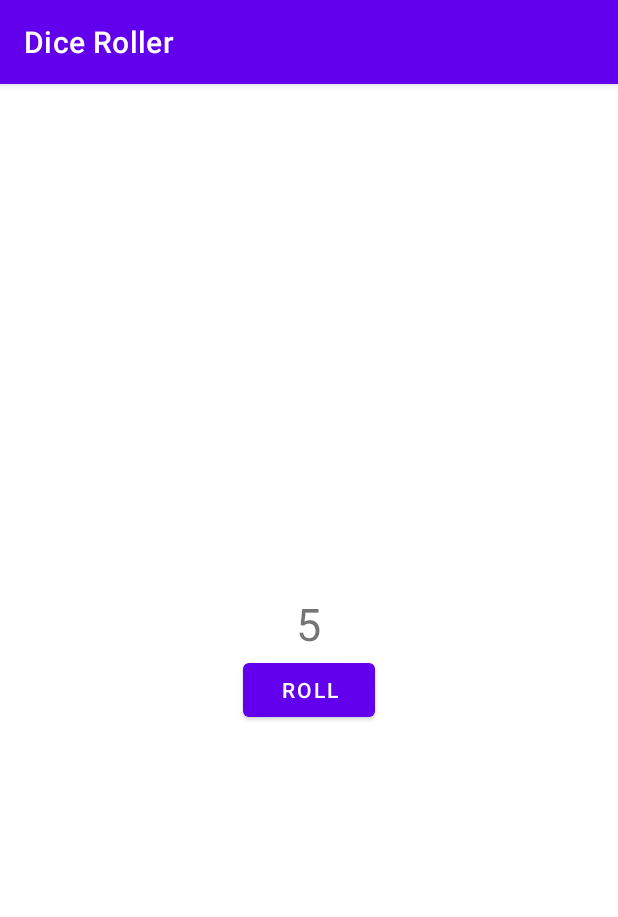
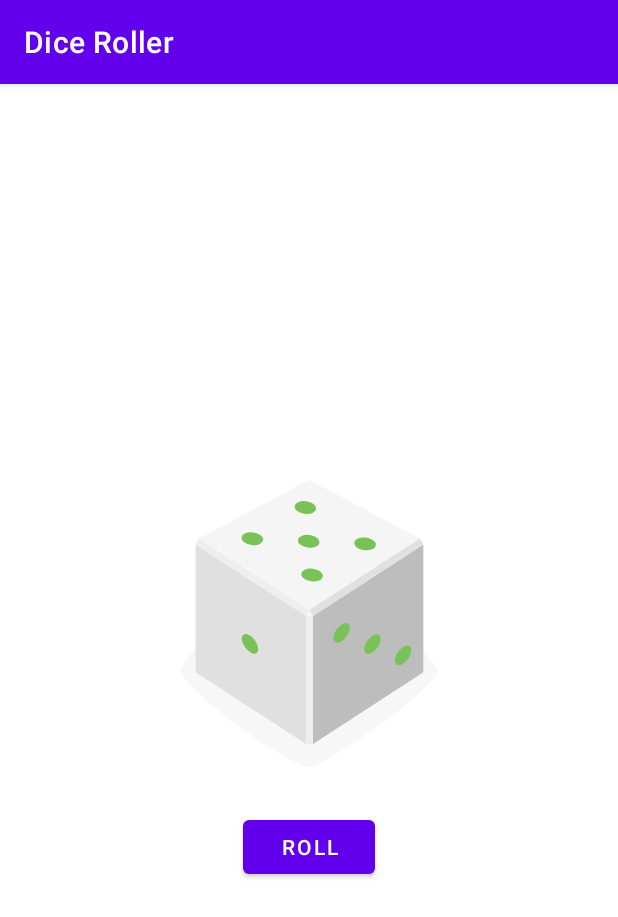
Before and after one commit to writingdeveloper/Udacity-Project-Dice-Roller, an Android app: the screen it shows after launch (MainActivity), after a tap on "ROLL", on a phone screen of 412 x 824 dp. Shown: the top 917 px of the screen. Run offline under Robolectric (Android 15) with nearby library versions, the phone set to English and light mode, and no system bars; 1 statement that could not run was skipped.

Commit message:
Change Dice text to Image
- Change Dice text to Image

```diff
--- a/app/src/main/java/com/example/android/diceroller/MainActivity.kt
+++ b/app/src/main/java/com/example/android/diceroller/MainActivity.kt
@@ -3,11 +3,15 @@ package com.example.android.diceroller
 import androidx.appcompat.app.AppCompatActivity
 import android.os.Bundle
 import android.widget.Button
-import android.widget.TextView
+import android.widget.ImageView
+//import android.widget.TextView
 import android.widget.Toast
 import java.util.*
 
 class MainActivity : AppCompatActivity() {
+
+    lateinit var diceImage: ImageView?
+
     override fun onCreate(savedInstanceState: Bundle?) {
         super.onCreate(savedInstanceState)
         setContentView(R.layout.activity_main)
@@ -16,13 +20,24 @@ class MainActivity : AppCompatActivity() {
             Toast.makeText(this, "주사위가 굴려졌습니다", Toast.LENGTH_SHORT).show()
             rollDice()
         }
+
+        diceImage= findViewById((R>.id))
     }
 
     private fun rollDice() {
-        val resultText: TextView = findViewById(R.id.result_text)
 
         val randomInt = Random().nextInt(6) + 1
+        val drawableResource = when (randomInt) {
+            1 -> R.drawable.dice_1
+            2 -> R.drawable.dice_2
+            3 -> R.drawable.dice_3
+            4 -> R.drawable.dice_4
+            5 -> R.drawable.dice_5
+            else -> R.drawable.dice_6
+        }
 
-        resultText.text = randomInt.toString()
+        val diceImage: ImageView = findViewById(R.id.dice_image)
+        diceImage.setImageResource(drawableResource)
+
     }
 }
--- a/app/src/main/res/layout/activity_main.xml
+++ b/app/src/main/res/layout/activity_main.xml
@@ -7,13 +7,19 @@
     android:orientation="vertical"
     tools:context=".MainActivity">
 
-    <TextView
-        android:id="@+id/result_text"
+<!--    <TextView-->
+<!--        android:id="@+id/result_text"-->
+<!--        android:layout_width="wrap_content"-->
+<!--        android:layout_height="wrap_content"-->
+<!--        android:layout_gravity="center_horizontal"-->
+<!--        android:textSize="30sp"-->
+<!--        android:text="1" />-->
+    <ImageView
+        android:id="@+id/dice_image"
         android:layout_width="wrap_content"
         android:layout_height="wrap_content"
         android:layout_gravity="center_horizontal"
-        android:textSize="30sp"
-        android:text="1" />
+        android:src="@drawable/dice_1"/>
 
     <Button
         android:id="@+id/roll_button"
```
